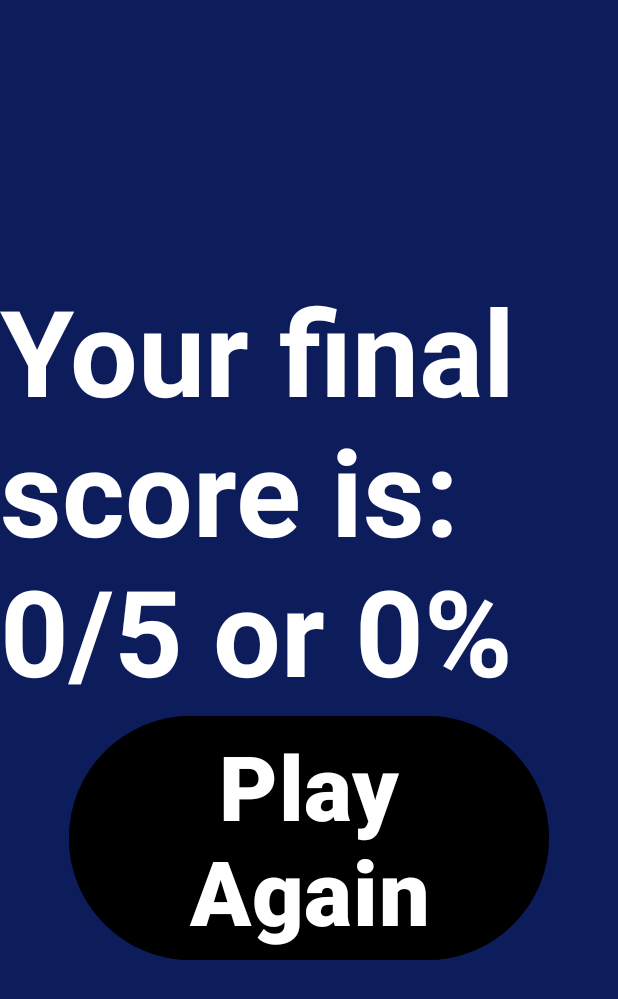
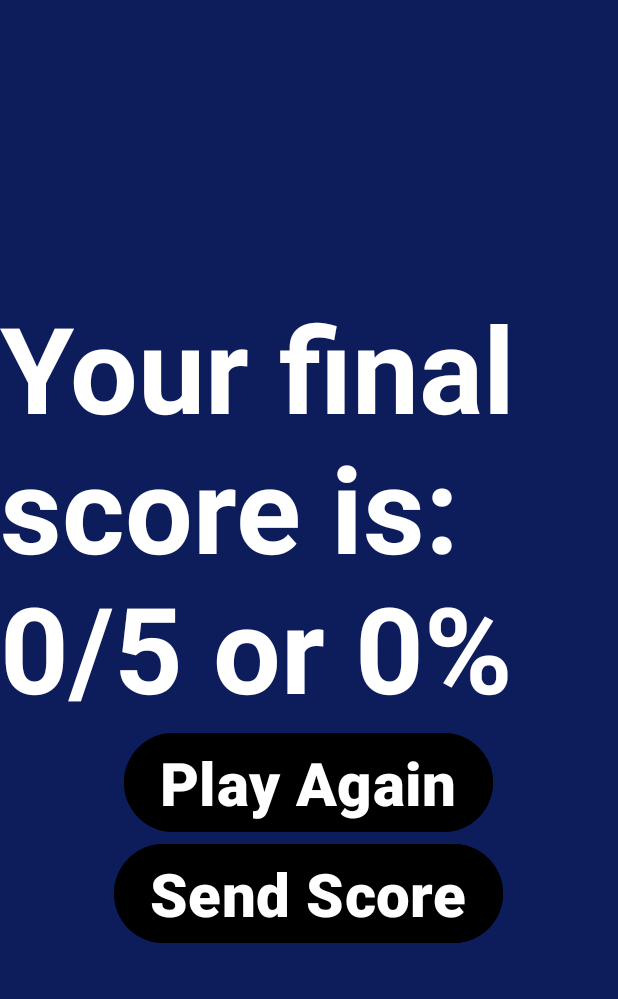
Before and after one commit to MidnightBlue-Daedae/QuizzAppBBT, an Android app: the SecondActivity screen opened directly, with no data from a screen before it, on a phone screen of 412 x 824 dp. Shown: the top 999 px of the screen. Run offline under Robolectric (Android 15) with nearby library versions, the phone set to English and light mode, and no system bars.

Commit message:
Quiz that now includes hints and an option to send score to user email.

```diff
--- a/app/src/main/java/com/example/quizzappbbt/SecondActivity.java
+++ b/app/src/main/java/com/example/quizzappbbt/SecondActivity.java
@@ -1,5 +1,8 @@
 package com.example.quizzappbbt;
 
+import android.annotation.SuppressLint;
+import android.content.Intent;
+import android.net.Uri;
 import android.os.Bundle;
 import android.view.View;
 import android.widget.Button;
@@ -8,13 +11,35 @@ import androidx.appcompat.app.AppCompatActivity;
 
 public class SecondActivity extends AppCompatActivity {
 
+    Button email;
+
+    @SuppressLint("MissingInflatedId")
     @Override
     protected void onCreate(Bundle savedInstanceState) {
         super.onCreate(savedInstanceState);
-        setContentView(R.layout.activity_second); // Links to the XML layout
+        setContentView(R.layout.activity_second);
 
         int score = getIntent().getIntExtra("Score", 0);
+        int totalQ = 5;
+        email = findViewById(R.id.email);
 
+        email.setOnClickListener(new View.OnClickListener() {
+            @Override
+            public void onClick(View v) {
+                String[] email = new String[]{"daeyonarichardson@gmail.com"};
+                String subject = "Quiz Score Results";
+                String body = "I received a score of " + score + " out of " + totalQ + ".";
+                Intent emailIntent = new Intent(Intent.ACTION_SENDTO);
+                emailIntent.setData(Uri.parse("mailto:"));
+                emailIntent.putExtra(Intent.EXTRA_EMAIL,email);
+                emailIntent.putExtra(Intent.EXTRA_SUBJECT,subject);
+                emailIntent.putExtra(Intent.EXTRA_TEXT,body);
+
+                if(emailIntent.resolveActivity(getPackageManager())!=null) {
+                                 startActivity(emailIntent);
+                             }
+                         }
+        });
         TextView resultText = findViewById(R.id.resultText);
         double percent = (score / 5.0) * 100;
         resultText.setText("Your final score is: " + score + "/5 or " + (int)percent +"%");
--- a/app/src/main/res/layout/activity_second.xml
+++ b/app/src/main/res/layout/activity_second.xml
@@ -13,13 +13,23 @@
         android:layout_height="wrap_content"
         android:textColor="@color/white"
         android:textSize="80dp"
-        android:textStyle="bold" />
+        android:textStyle="bold"
+        android:text="192919291921"/>
     <Button
         android:id="@+id/btnBackToStart"
         android:layout_width="wrap_content"
         android:layout_height="wrap_content"
         android:text="Play Again"
-        android:textSize="60dp"
+        android:textSize="40dp"
+        android:textStyle="bold"
+        android:textColor="@color/white"
+        android:backgroundTint="@color/black" />
+    <Button
+        android:id="@+id/email"
+        android:layout_width="wrap_content"
+        android:layout_height="wrap_content"
+        android:text="Send Score"
+        android:textSize="40dp"
         android:textStyle="bold"
         android:textColor="@color/white"
         android:backgroundTint="@color/black" />
```
Also changed, not shown: app/src/main/AndroidManifest.xml (+9 -0 lines), app/src/main/java/com/example/quizzappbbt/Hint.java (added, +52 -0 lines), app/src/main/java/com/example/quizzappbbt/MainActivity.java (+13 -1 lines), app/src/main/res/layout/activity_main.xml (+24 -2 lines), app/src/main/res/layout/hint.xml (added, +64 -0 lines).
